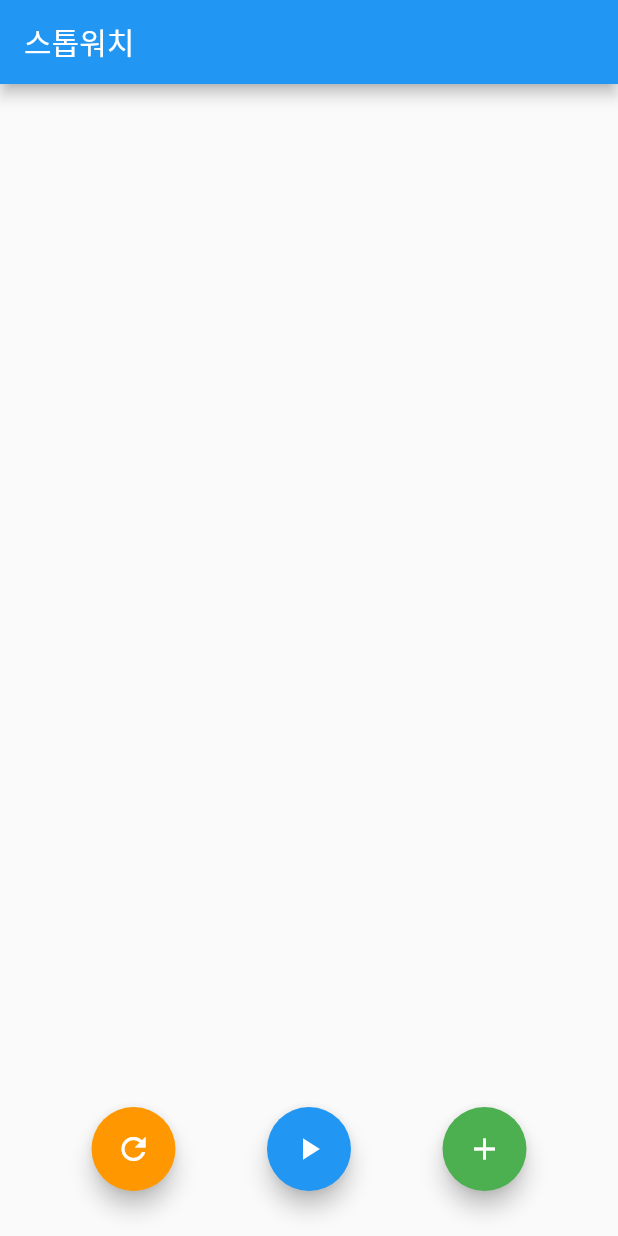
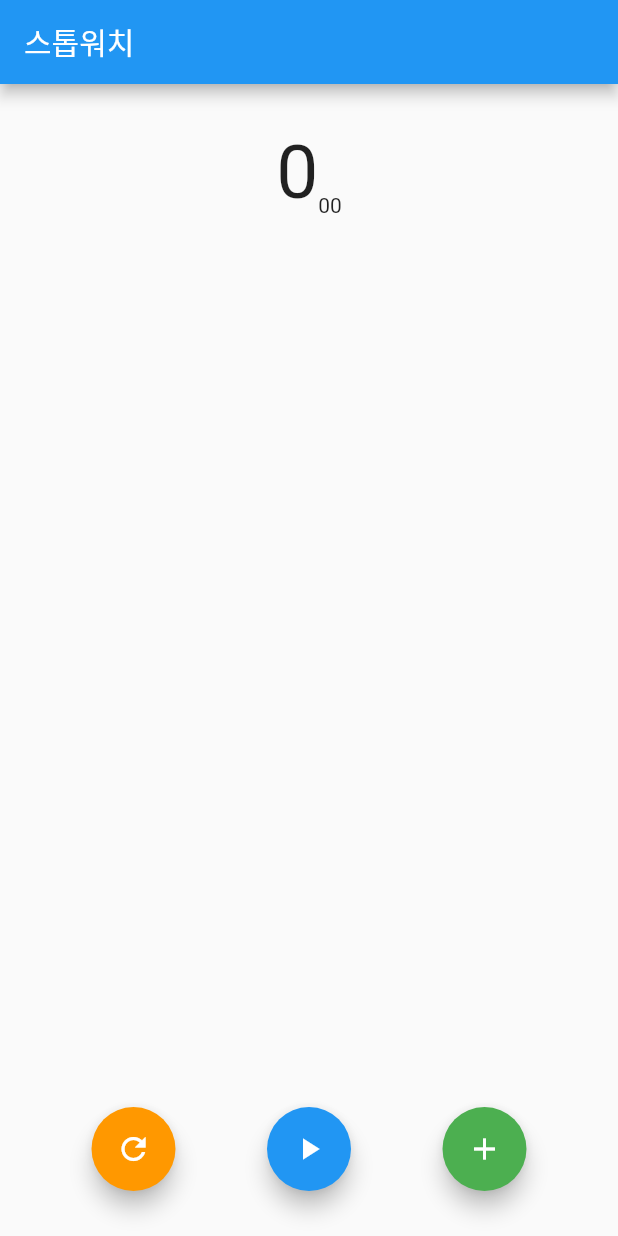
Before and after one commit to teddyjune/stop_watch, a Flutter app: the screen it shows after launch, on a phone screen of 412 x 824 dp. Run offline on Flutter 3.47's test engine with Material 2 defaults, Android fonts, the phone set to English and light mode, and no system bars.

Commit message:
feat: 타이머 UI 작성

```diff
--- a/lib/stop_watch_screen.dart
+++ b/lib/stop_watch_screen.dart
@@ -16,6 +16,18 @@ class _StopWatchScreenState extends State<StopWatchScreen> {
       ),
       body: Column(
         children: [
+          const SizedBox(height: 30),
+          Row(
+            mainAxisAlignment: MainAxisAlignment.center,
+            crossAxisAlignment: CrossAxisAlignment.end,
+            children: const [
+              Text(
+                '0',
+                style: TextStyle(fontSize: 50),
+              ),
+              Text('00'),
+            ],
+          ),
           const Spacer(),
           Row(
             mainAxisAlignment: MainAxisAlignment.spaceEvenly,
```
